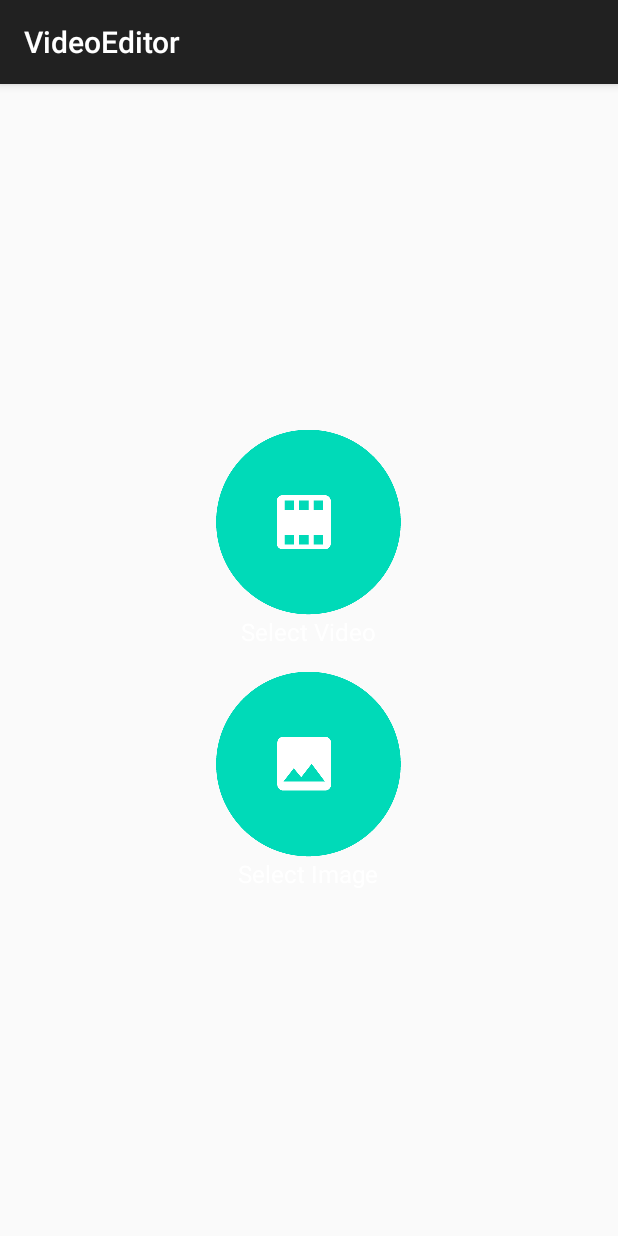
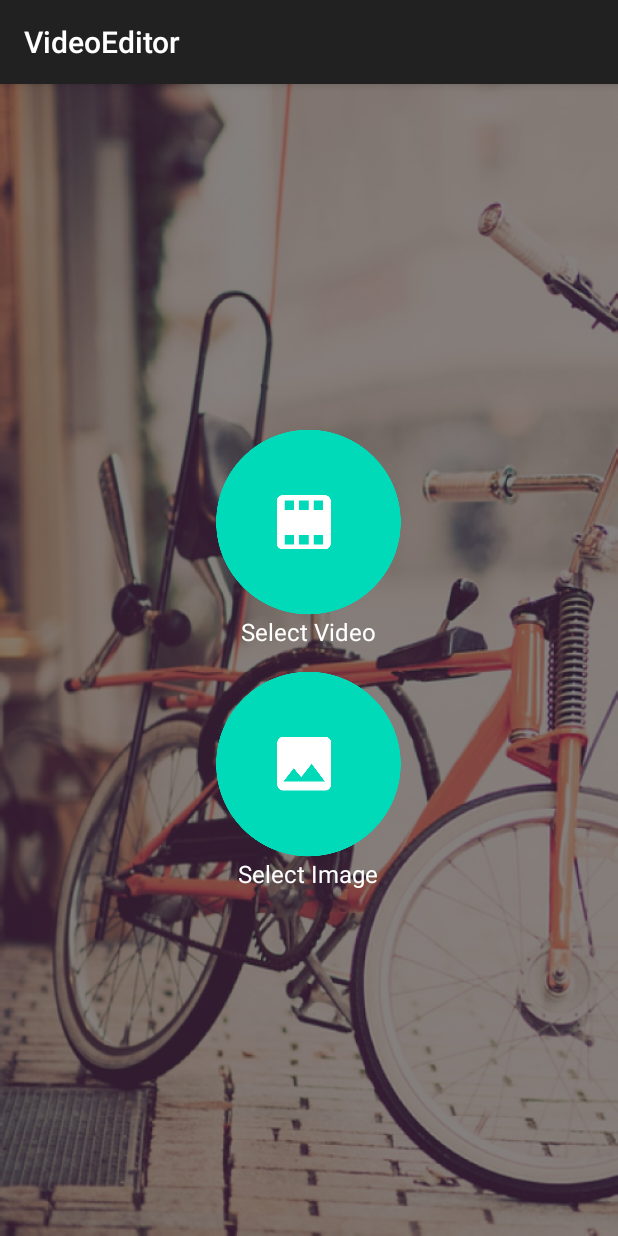
Before and after one commit to picsart-aram/VideoEditor, an Android app: the screen it shows after launch (MainActivity), on a phone screen of 412 x 824 dp. Run offline under Robolectric (Android 15) with nearby library versions, the phone set to English and light mode, and no system bars.

Commit message:
main screen layout with bg

```diff
--- a/app/src/main/res/drawable/main_screen_select_image.xml
+++ b/app/src/main/res/drawable/main_screen_select_image.xml
@@ -1,5 +1,5 @@
 <?xml version="1.0" encoding="utf-8"?>
 <selector xmlns:android="http://schemas.android.com/apk/res/android">
-    <item android:drawable="@drawable/select_image" android:state_pressed="false"></item>
-    <item android:drawable="@drawable/select_image_p" android:state_pressed="true"></item>
+    <item android:drawable="@drawable/select_image" android:state_pressed="false"/>
+    <item android:drawable="@drawable/select_image_p" android:state_pressed="true"/>
 </selector>
--- a/app/src/main/res/drawable/main_screen_select_video.xml
+++ b/app/src/main/res/drawable/main_screen_select_video.xml
@@ -1,6 +1,6 @@
 <?xml version="1.0" encoding="utf-8"?>
 <selector xmlns:android="http://schemas.android.com/apk/res/android">
-    <item android:drawable="@drawable/select_video" android:state_pressed="false"></item>
-    <item android:drawable="@drawable/select_video_p" android:state_pressed="true"></item>
+    <item android:drawable="@drawable/select_video" android:state_pressed="false"/>
+    <item android:drawable="@drawable/select_video_p" android:state_pressed="true"/>
 
 </selector>
--- a/app/src/main/res/layout/activity_main.xml
+++ b/app/src/main/res/layout/activity_main.xml
@@ -4,7 +4,8 @@
     android:layout_height="match_parent"
     android:gravity="center"
     android:orientation="vertical"
-    tools:context=".MainActivity">
+    tools:context=".MainActivity"
+    android:background="@drawable/bg">
 
     <TextView
         android:layout_marginBottom="8dp"
```
Also changed, not shown: app/src/main/res/drawable-hdpi/bg.png (added), app/src/main/res/drawable-mdpi/bg.png (added), app/src/main/res/drawable-xhdpi/bg.png (added), app/src/main/res/drawable-xxhdpi/bg.png (added).
